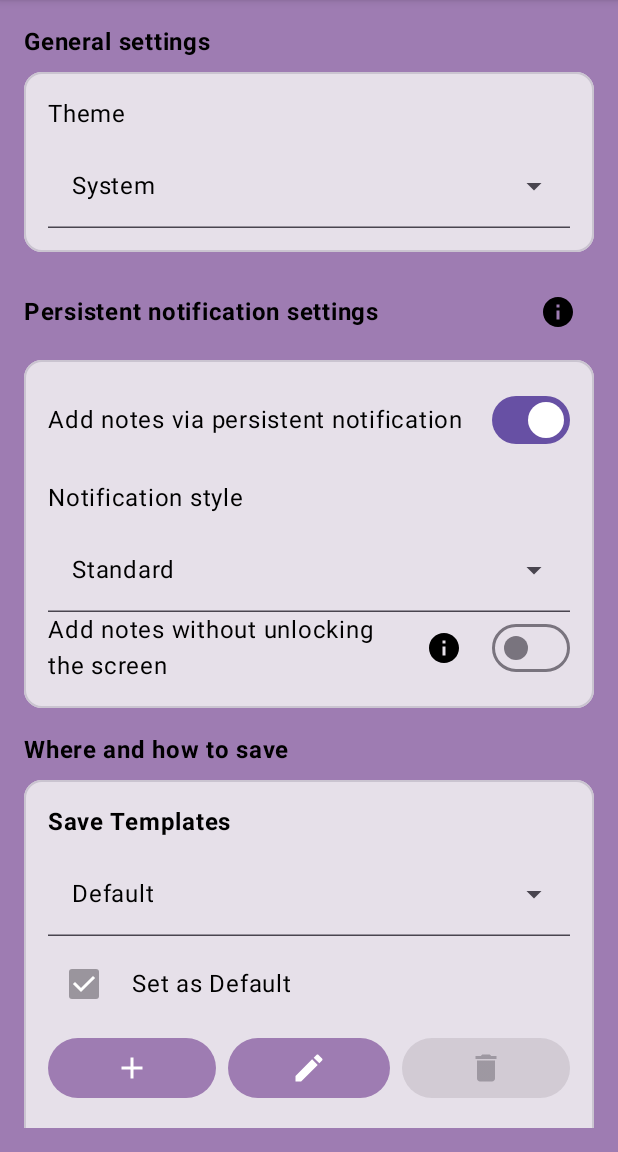
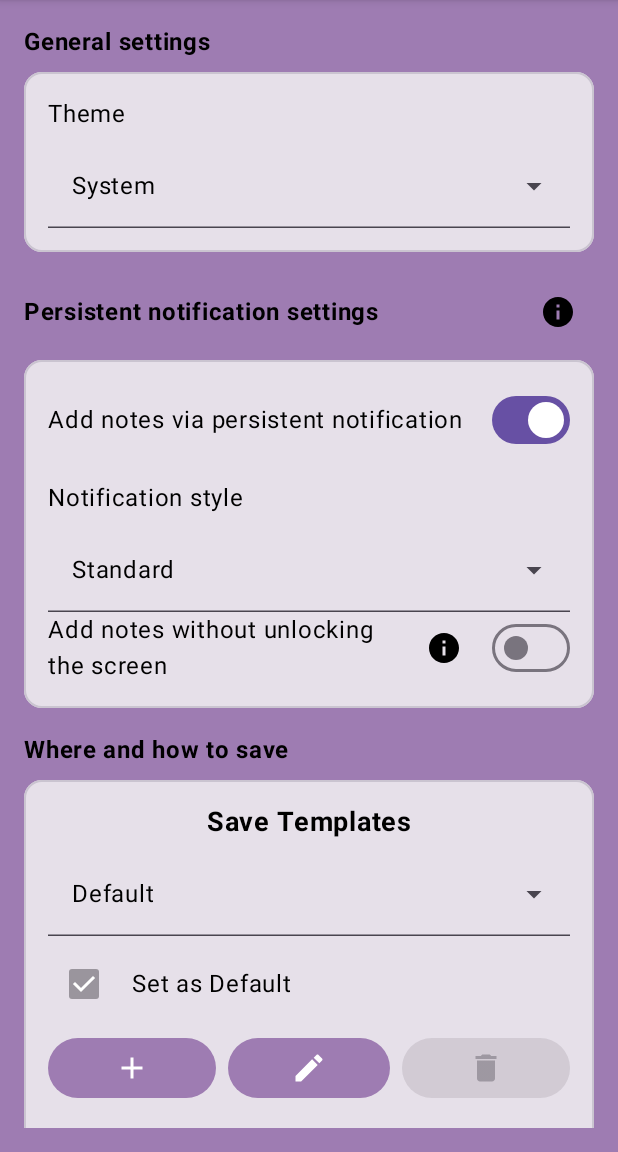
Before and after one commit to Fertion/QuickMDCapture, an Android app built with Jetpack Compose: the screen it shows after launch (MainActivity), on a phone screen of 412 x 824 dp, the part 84-1236 px from its top. Run offline under Robolectric (Android 15) with nearby library versions, the phone set to English and light mode, and no system bars; 1 statement that could not run was skipped.

Commit message:
improved the headers in the settings

```diff
--- a/app/src/main/java/com/example/quickmdcapture/SettingsScreen.kt
+++ b/app/src/main/java/com/example/quickmdcapture/SettingsScreen.kt
@@ -33,6 +33,8 @@ import androidx.compose.ui.input.pointer.pointerInput
 import androidx.compose.foundation.lazy.rememberLazyListState
 import androidx.compose.foundation.gestures.detectTapGestures
 import androidx.compose.ui.platform.LocalDensity
+import androidx.compose.ui.text.style.TextAlign
+import androidx.compose.ui.unit.sp
 import java.util.*
 import kotlinx.coroutines.delay
 
@@ -360,7 +362,9 @@ fun SettingsScreen(
                 text = stringResource(id = R.string.templates_title),
                 fontWeight = FontWeight.Bold,
                 color = textColor,
-                modifier = Modifier.fillMaxWidth()
+                modifier = Modifier.fillMaxWidth(),
+                fontSize = 18.sp,
+                textAlign = TextAlign.Center
             )
             Spacer(modifier = Modifier.height(8.dp))
 
@@ -504,7 +508,9 @@ fun SettingsScreen(
                 text = stringResource(id = R.string.save_location_section_title),
                 fontWeight = FontWeight.Bold,
                 color = textColor,
-                modifier = Modifier.fillMaxWidth()
+                modifier = Modifier.fillMaxWidth(),
+                fontSize = 18.sp,
+                textAlign = TextAlign.Center
             )
             Spacer(modifier = Modifier.height(8.dp))
 
@@ -544,7 +550,9 @@ fun SettingsScreen(
                 text = stringResource(id = R.string.file_format_section_title),
                 fontWeight = FontWeight.Bold,
                 color = textColor,
-                modifier = Modifier.fillMaxWidth()
+                modifier = Modifier.fillMaxWidth(),
+                fontSize = 18.sp,
+                textAlign = TextAlign.Center
             )
             Spacer(modifier = Modifier.height(8.dp))
 
@@ -561,8 +569,6 @@ fun SettingsScreen(
                 )
             )
 
-            // Remove divider after filename template
-            // Настройка использования текста заметки в имени файла
             Row(
                 modifier = Modifier.fillMaxWidth(),
                 verticalAlignment = Alignment.CenterVertically
@@ -617,7 +623,6 @@ fun SettingsScreen(
                 )
             }
 
-            // Add divider after note text length input
             Divider(
                 modifier = Modifier
                     .fillMaxWidth()
@@ -626,13 +631,13 @@ fun SettingsScreen(
                 color = if (theme == "dark") Color.LightGray else Color.DarkGray
             )
 
-            Spacer(modifier = Modifier.height(16.dp))
-
             Text(
                 text = stringResource(id = R.string.text_format_section_title),
                 fontWeight = FontWeight.Bold,
                 color = textColor,
-                modifier = Modifier.fillMaxWidth()
+                modifier = Modifier.fillMaxWidth(),
+                fontSize = 18.sp,
+                textAlign = TextAlign.Center
             )
             Spacer(modifier = Modifier.height(8.dp))
 
@@ -717,7 +722,6 @@ fun SettingsScreen(
                 }
             }
 
-            // Remove divider after list item indent selection
             Row(
                 verticalAlignment = Alignment.CenterVertically,
                 modifier = Modifier.fillMaxWidth()
@@ -753,7 +757,6 @@ fun SettingsScreen(
                 )
             }
 
-            // Add divider after timestamp template
             Divider(
                 modifier = Modifier
                     .fillMaxWidth()
@@ -762,14 +765,14 @@ fun SettingsScreen(
                 color = if (theme == "dark") Color.LightGray else Color.DarkGray
             )
 
-            Spacer(modifier = Modifier.height(24.dp))
 
-            // YAML Properties Section
             Text(
                 text = stringResource(id = R.string.yaml_settings_title),
                 fontWeight = FontWeight.Bold,
                 color = textColor,
-                modifier = Modifier.fillMaxWidth()
+                modifier = Modifier.fillMaxWidth(),
+                fontSize = 18.sp,
+                textAlign = TextAlign.Center
             )
             Spacer(modifier = Modifier.height(8.dp))
 
```
